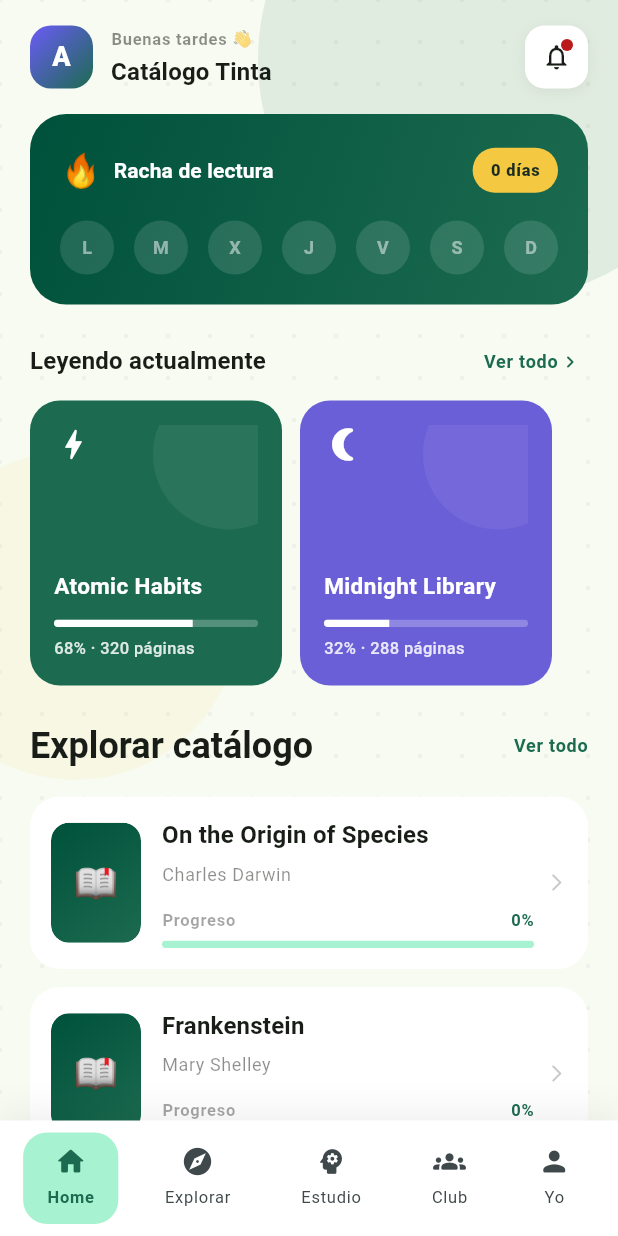
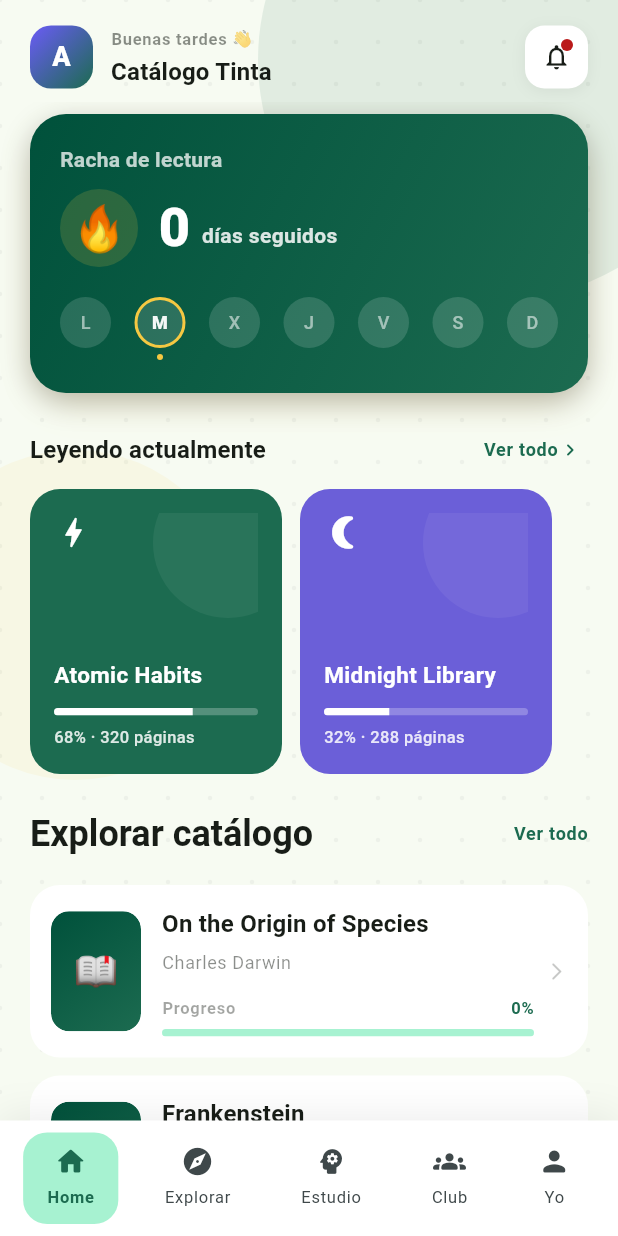
Before and after one commit to Adrian10-07/TintaMovil, a Flutter app: the HomeView screen opened by its route, on a phone screen of 412 x 824 dp. Run offline on Flutter 3.47's test engine with Material 3 defaults, Android fonts, the phone set to English and light mode, and no system bars; our stand-ins replace file_picker, get_it, shared_preferences, sqflite; missing offline and left inert: epub_view, flutter_pdfview, llama_cpp_dart, syncfusion_flutter_pdf; accounts and stored records are empty; Roboto replaces fonts that are missing (DMSans, PlusJakartaSans).

Commit message:
Cambio En Rachas

```diff
--- a/lib/features/home/presentation/components/streak_card.dart
+++ b/lib/features/home/presentation/components/streak_card.dart
@@ -18,81 +18,136 @@ class StreakCard extends StatelessWidget {
   Widget build(BuildContext context) {
     final colorScheme = Theme.of(context).colorScheme;
     final textTheme = Theme.of(context).textTheme;
+    final todayIndex = DateTime.now().weekday - 1; // 0=Lunes ... 6=Domingo
 
     return Container(
-      padding: const EdgeInsets.all(20),
+      padding: const EdgeInsets.fromLTRB(20, 20, 20, 22),
       decoration: BoxDecoration(
         gradient: MaterialTheme.forestGradient(colorScheme),
         borderRadius: BorderRadius.circular(24),
+        boxShadow: [
+          BoxShadow(
+            color: MaterialTheme.warmGold.withOpacity(0.18),
+            offset: const Offset(0, 10),
+            blurRadius: 24,
+            spreadRadius: -6,
+          ),
+          BoxShadow(
+            color: colorScheme.shadow.withOpacity(0.25),
+            offset: const Offset(0, 6),
+            blurRadius: 16,
+          ),
+        ],
       ),
       child: Column(
         crossAxisAlignment: CrossAxisAlignment.start,
         children: [
-          //Cabecera
-          Row(
-            children: [
-              const Text('🔥', style: TextStyle(fontSize: 22)),
-              const SizedBox(width: 8),
-              Expanded(
-                child: Text(
+          // Cabecera
+          Text(
             'Racha de lectura',
             style: textTheme.labelLarge?.copyWith(
-                    color: colorScheme.onPrimary,
+              color: Colors.white.withOpacity(0.75),
+              fontWeight: FontWeight.w600,
+              letterSpacing: 0.2,
             ),
           ),
+          const SizedBox(height: 10),
+
+          // Número de racha — elemento hero, imposible de perderse.
+          Row(
+            crossAxisAlignment: CrossAxisAlignment.center,
+            children: [
+              Container(
+                width: 52,
+                height: 52,
+                decoration: BoxDecoration(
+                  shape: BoxShape.circle,
+                  color: MaterialTheme.warmGold.withOpacity(0.16),
                 ),
-              Container(
-                padding: const EdgeInsets.symmetric(
-                    horizontal: 12, vertical: 5),
-                decoration: BoxDecoration(
-                  color: MaterialTheme.warmGold,
-                  borderRadius: BorderRadius.circular(20),
+                child: const Center(
+                  child: Text('🔥', style: TextStyle(fontSize: 30)),
                 ),
-                child: Text(
-                  '$streakDays días',
-                  style: textTheme.labelSmall?.copyWith(
+              ),
+              const SizedBox(width: 14),
+              Text(
+                '$streakDays',
+                style: textTheme.displaySmall?.copyWith(
                   fontFamily: 'PlusJakartaSans',
                   fontWeight: FontWeight.w800,
-                    color: const Color(0xFF1A2B1F),
+                  color: Colors.white,
+                  height: 1.0,
+                ),
+              ),
+              const SizedBox(width: 8),
+              Padding(
+                padding: const EdgeInsets.only(top: 10),
+                child: Text(
+                  streakDays == 1 ? 'día seguido' : 'días seguidos',
+                  style: textTheme.bodyMedium?.copyWith(
+                    color: Colors.white.withOpacity(0.85),
+                    fontWeight: FontWeight.w600,
                   ),
                 ),
               ),
             ],
           ),
-          const SizedBox(height: 16),
+          const SizedBox(height: 20),
 
-          //Burbujas de días
+          // Burbujas de días
           Row(
             mainAxisAlignment: MainAxisAlignment.spaceBetween,
             children: List.generate(7, (i) {
               final done = completedDayIndices.contains(i);
-              return Container(
-                width: 36,
-                height: 36,
+              final isToday = i == todayIndex;
+              return Column(
+                children: [
+                  Container(
+                    width: 34,
+                    height: 34,
                     decoration: BoxDecoration(
                       color: done
                           ? MaterialTheme.warmGold
-                      : Colors.white.withOpacity(0.12),
+                          : Colors.white.withOpacity(0.14),
                       shape: BoxShape.circle,
+                      border: isToday && !done
+                          ? Border.all(
+                        color: MaterialTheme.warmGold,
+                        width: 2,
+                      )
+                          : null,
                     ),
                     child: Center(
                       child: done
-                      ? Text(
+                          ? const Text(
                         '✓',
-                    style: textTheme.labelLarge?.copyWith(
+                        style: TextStyle(
                           fontSize: 16,
                           fontWeight: FontWeight.w800,
-                      color: const Color(0xFF1A2B1F),
+                          color: Color(0xFF1A2B1F),
                         ),
                       )
                           : Text(
                         _dayLabels[i],
                         style: textTheme.labelSmall?.copyWith(
                           fontSize: 12,
-                      color: Colors.white.withOpacity(0.5),
+                          fontWeight: isToday ? FontWeight.w800 : FontWeight.w500,
+                          color: Colors.white.withOpacity(isToday ? 0.95 : 0.55),
                         ),
                       ),
                     ),
+                  ),
+                  const SizedBox(height: 4),
+                  Container(
+                    width: 4,
+                    height: 4,
+                    decoration: BoxDecoration(
+                      shape: BoxShape.circle,
+                      color: isToday
+                          ? MaterialTheme.warmGold
+                          : Colors.transparent,
+                    ),
+                  ),
+                ],
               );
             }),
           ),
```
Lines whose indentation alone changed are shown as unchanged.
